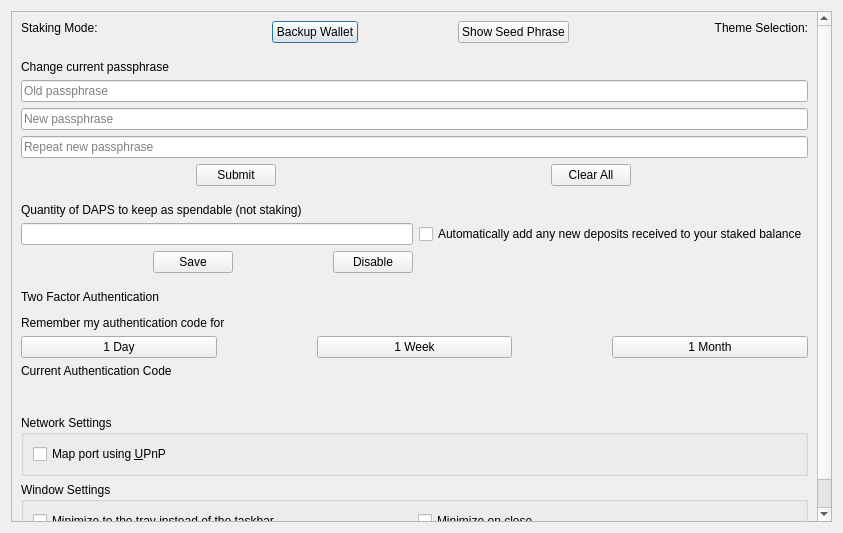
The window that src/qt/forms/optionspage.ui (DAPSCoin/Multisig) describes before a commit, drawn with Qt 5.
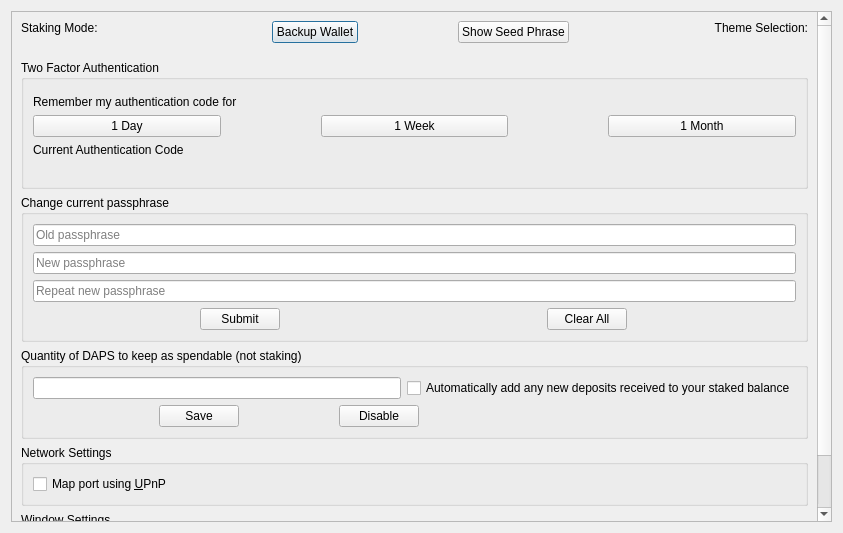
The same window after the commit. Custom widgets are drawn as their Qt base class.

Commit message: Add GroupBoxes to Settings

What changed in the file:
```diff
--- a/src/qt/forms/optionspage.ui
+++ b/src/qt/forms/optionspage.ui
@@ -32,9 +32,9 @@
       <property name="geometry">
        <rect>
         <x>0</x>
-        <y>-22</y>
+        <y>0</y>
         <width>806</width>
-        <height>535</height>
+        <height>541</height>
        </rect>
       </property>
       <layout class="QVBoxLayout" name="verticalLayout">
@@ -201,20 +201,157 @@
         </widget>
        </item>
        <item>
-        <layout class="QVBoxLayout" name="changePassphraseLayout">
+        <widget class="QGroupBox" name="twoFAgroupBox">
+         <property name="title">
+          <string>Two Factor Authentication</string>
+         </property>
+         <layout class="QVBoxLayout" name="verticalLayout_3">
          <item>
-          <widget class="QLabel" name="labelPassword">
+           <layout class="QVBoxLayout" name="twoFALayout">
+            <item>
+             <widget class="ToggleButton" name="toggle2FA" native="true">
            <property name="sizePolicy">
             <sizepolicy hsizetype="Preferred" vsizetype="Maximum">
              <horstretch>0</horstretch>
              <verstretch>0</verstretch>
             </sizepolicy>
            </property>
+              <property name="OptionA">
+               <string>On</string>
+              </property>
+              <property name="OptionB">
+               <string>Off</string>
+              </property>
+              <property name="fixedSize" stdset="0">
+               <size>
+                <width>100</width>
+                <height>55</height>
+               </size>
+              </property>
+             </widget>
+            </item>
+            <item>
+             <widget class="QLabel" name="label_3">
            <property name="text">
+               <string>Remember my authentication code for</string>
+              </property>
+             </widget>
+            </item>
+            <item>
+             <layout class="QHBoxLayout" name="horizontalLayout">
+              <property name="spacing">
+               <number>100</number>
+              </property>
+              <property name="leftMargin">
+               <number>0</number>
+              </property>
+              <item>
+               <widget class="QPushButton" name="btn_day">
+                <property name="text">
+                 <string>1 Day</string>
+                </property>
+               </widget>
+              </item>
+              <item>
+               <widget class="QPushButton" name="btn_week">
+                <property name="text">
+                 <string>1 Week</string>
+                </property>
+               </widget>
+              </item>
+              <item>
+               <widget class="QPushButton" name="btn_month">
+                <property name="text">
+                 <string>1 Month</string>
+                </property>
+               </widget>
+              </item>
+             </layout>
+            </item>
+            <item>
+             <widget class="QLabel" name="lblAuthCode">
+              <property name="text">
+               <string>Current Authentication Code</string>
+              </property>
+             </widget>
+            </item>
+            <item>
+             <layout class="QHBoxLayout" name="horizontalLayout_2" stretch="1,1,1,1,1,1">
+              <item>
+               <widget class="QLabel" name="code_1">
+                <property name="text">
+                 <string/>
+                </property>
+                <property name="alignment">
+                 <set>Qt::AlignCenter</set>
+                </property>
+               </widget>
+              </item>
+              <item>
+               <widget class="QLabel" name="code_2">
+                <property name="text">
+                 <string/>
+                </property>
+                <property name="alignment">
+                 <set>Qt::AlignCenter</set>
+                </property>
+               </widget>
+              </item>
+              <item>
+               <widget class="QLabel" name="code_3">
+                <property name="text">
+                 <string/>
+                </property>
+                <property name="alignment">
+                 <set>Qt::AlignCenter</set>
+                </property>
+               </widget>
+              </item>
+              <item>
+               <widget class="QLabel" name="code_4">
+                <property name="text">
+                 <string/>
+                </property>
+                <property name="alignment">
+                 <set>Qt::AlignCenter</set>
+                </property>
+               </widget>
+              </item>
+              <item>
+               <widget class="QLabel" name="code_5">
+                <property name="text">
+                 <string/>
+                </property>
+                <property name="alignment">
+                 <set>Qt::AlignCenter</set>
+                </property>
+               </widget>
+              </item>
+              <item>
+               <widget class="QLabel" name="code_6">
+                <property name="text">
+                 <string/>
+                </property>
+                <property name="alignment">
+                 <set>Qt::AlignCenter</set>
+                </property>
+               </widget>
+              </item>
+             </layout>
+            </item>
+           </layout>
+          </item>
+         </layout>
+        </widget>
+       </item>
+       <item>
+        <widget class="QGroupBox" name="passphrasegroupBox">
+         <property name="title">
             <string>Change current passphrase</string>
            </property>
-          </widget>
-         </item>
+         <layout class="QVBoxLayout" name="verticalLayout_5">
+          <item>
+           <layout class="QVBoxLayout" name="changePassphraseLayout">
          <item>
           <widget class="QLineEdit" name="lineEditOldPass">
            <property name="echoMode">
@@ -283,46 +420,20 @@
          </item>
         </layout>
        </item>
-       <item>
-        <widget class="QLabel" name="line_2">
-         <property name="minimumSize">
-          <size>
-           <width>0</width>
-           <height>0</height>
-          </size>
-         </property>
-         <property name="maximumSize">
-          <size>
-           <width>16777215</width>
-           <height>5</height>
-          </size>
-         </property>
-         <property name="frameShape">
-          <enum>QFrame::NoFrame</enum>
-         </property>
-         <property name="text">
-          <string/>
-         </property>
+         </layout>
         </widget>
        </item>
+       <item>
+        <widget class="QGroupBox" name="reservegroupBox">
+         <property name="title">
+          <string>Quantity of DAPS to keep as spendable (not staking)</string>
+         </property>
+         <layout class="QVBoxLayout" name="verticalLayout_6">
        <item>
         <layout class="QVBoxLayout" name="reserveLayout">
          <property name="sizeConstraint">
           <enum>QLayout::SetDefaultConstraint</enum>
          </property>
-         <item>
-          <widget class="QLabel" name="label_2">
-           <property name="sizePolicy">
-            <sizepolicy hsizetype="Preferred" vsizetype="Maximum">
-             <horstretch>0</horstretch>
-             <verstretch>0</verstretch>
-            </sizepolicy>
-           </property>
-           <property name="text">
-            <string>Quantity of DAPS to keep as spendable (not staking)</string>
-           </property>
-          </widget>
-         </item>
          <item>
           <layout class="QHBoxLayout" name="horizontalLayout_6">
            <item>
@@ -427,208 +538,11 @@
          </item>
         </layout>
        </item>
-       <item>
-        <widget class="QLabel" name="line_3">
-         <property name="enabled">
-          <bool>true</bool>
-         </property>
-         <property name="minimumSize">
-          <size>
-           <width>0</width>
-           <height>0</height>
-          </size>
-         </property>
-         <property name="maximumSize">
-          <size>
-           <width>16777215</width>
-           <height>5</height>
-          </size>
-         </property>
-         <property name="font">
-          <font>
-           <pointsize>11</pointsize>
-          </font>
-         </property>
-         <property name="frameShape">
-          <enum>QFrame::NoFrame</enum>
-         </property>
-         <property name="text">
-          <string/>
-         </property>
-        </widget>
-       </item>
-       <item>
-        <layout class="QVBoxLayout" name="twoFALayout">
-         <item>
-          <widget class="QLabel" name="label">
-           <property name="enabled">
-            <bool>true</bool>
-           </property>
-           <property name="sizePolicy">
-            <sizepolicy hsizetype="Maximum" vsizetype="Maximum">
-             <horstretch>0</horstretch>
-             <verstretch>0</verstretch>
-            </sizepolicy>
-           </property>
-           <property name="text">
-            <string>Two Factor Authentication</string>
-           </property>
-          </widget>
-         </item>
-         <item>
-          <widget class="ToggleButton" name="toggle2FA" native="true">
-           <property name="sizePolicy">
-            <sizepolicy hsizetype="Preferred" vsizetype="Maximum">
-             <horstretch>0</horstretch>
-             <verstretch>0</verstretch>
-            </sizepolicy>
-           </property>
-           <property name="OptionA">
-            <string>On</string>
-           </property>
-           <property name="OptionB">
-            <string>Off</string>
-           </property>
-           <property name="fixedSize" stdset="0">
-            <size>
-             <width>100</width>
-             <height>55</height>
-            </size>
-           </property>
-          </widget>
-         </item>
-         <item>
-          <widget class="QLabel" name="label_3">
-           <property name="text">
-            <string>Remember my authentication code for</string>
-           </property>
-          </widget>
-         </item>
-         <item>
-          <layout class="QHBoxLayout" name="horizontalLayout">
-           <property name="spacing">
-            <number>100</number>
-           </property>
-           <property name="leftMargin">
-            <number>0</number>
-           </property>
-           <item>
-            <widget class="QPushButton" name="btn_day">
-             <property name="text">
-              <string>1 Day</string>
-             </property>
-            </widget>
-           </item>
-           <item>
-            <widget class="QPushButton" name="btn_week">
-             <property name="text">
-              <string>1 Week</string>
-             </property>
-            </widget>
-           </item>
-           <item>
-            <widget class="QPushButton" name="btn_month">
-             <property name="text">
-              <string>1 Month</string>
-             </property>
-            </widget>
-           </item>
-          </layout>
-         </item>
-         <item>
-          <widget class="QLabel" name="lblAuthCode">
-           <property name="text">
-            <string>Current Authentication Code</string>
-           </property>
+         </layout>
           </widget>
          </item>
          <item>
-          <layout class="QHBoxLayout" name="horizontalLayout_2" stretch="1,1,1,1,1,1">
-           <item>
-            <widget class="QLabel" name="code_1">
-             <property name="text">
-              <string/>
-             </property>
-             <property name="alignment">
-              <set>Qt::AlignCenter</set>
-             </property>
-            </widget>
-           </item>
-           <item>
-            <widget class="QLabel" name="code_2">
-             <property name="text">
-              <string/>
-             </property>
-             <property name="alignment">
-              <set>Qt::AlignCenter</set>
-             </property>
-            </widget>
-           </item>
-           <item>
-            <widget class="QLabel" name="code_3">
-             <property name="text">
-              <string/>
-             </property>
-             <property name="alignment">
-              <set>Qt::AlignCenter</set>
-             </property>
-            </widget>
-           </item>
-           <item>
-            <widget class="QLabel" name="code_4">
-             <property name="text">
-              <string/>
-             </property>
-             <property name="alignment">
-              <set>Qt::AlignCenter</set>
-             </property>
-            </widget>
-           </item>
-           <item>
-            <widget class="QLabel" name="code_5">
-             <property name="text">
-              <string/>
-             </property>
-             <property name="alignment">
-              <set>Qt::AlignCenter</set>
-             </property>
-            </widget>
-           </item>
-           <item>
-            <widget class="QLabel" name="code_6">
-             <property name="text">
-              <string/>
-             </property>
-             <property name="alignment">
-              <set>Qt::AlignCenter</set>
-             </property>
-            </widget>
-           </item>
-          </layout>
-         </item>
-        </layout>
-       </item>
-	   <item>
-        <widget class="QLabel" name="line_4">
-         <property name="enabled">
-          <bool>true</bool>
-         </property>
-         <property name="maximumSize">
-          <size>
-           <width>16777215</width>
-           <height>5</height>
-          </size>
-         </property>
-         <property name="frameShape">
-          <enum>QFrame::NoFrame</enum>
-         </property>
-         <property name="text">
-          <string/>
-         </property>
-        </widget>
-       </item>
-       <item>
-        <widget class="QGroupBox" name="groupBox_2">
+        <widget class="QGroupBox" name="networkgroupBox">
          <property name="title">
           <string>Network Settings</string>
          </property>
```
Left out of the diff: 2 changed lines with no effect on the pictures. Lines whose indentation alone changed are shown as unchanged. The commit also changes 1 other file.
